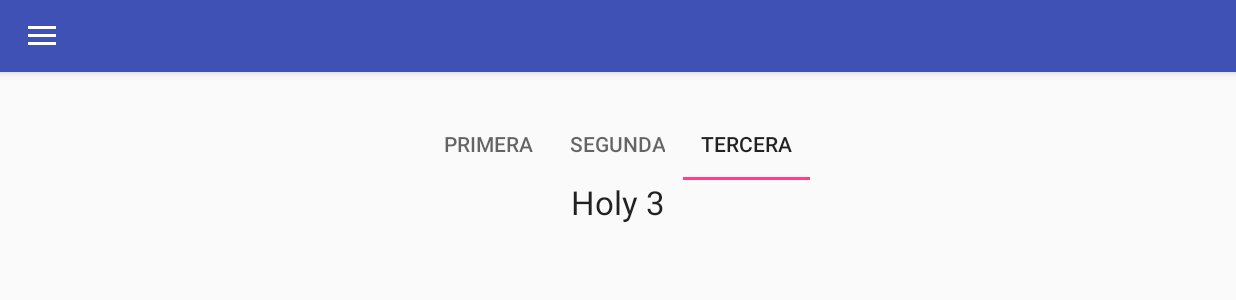
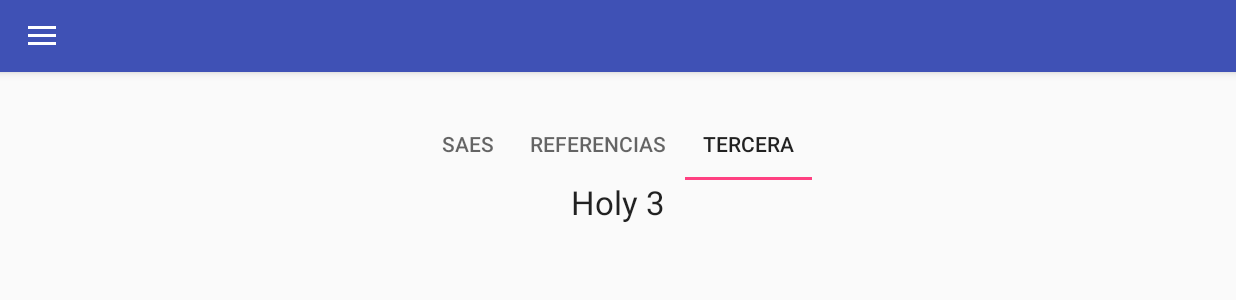
Before and after one commit to donxd/mipoli, an Android app: the screen it shows after launch (MainActivity), tab 3 chosen, on a phone screen of 824 x 412 dp (held sideways). Shown: the top 300 px of the screen. Run offline under Robolectric (Android 15) with nearby library versions, the light colour scheme and no system bars.

Commit message:
Avance control referencias - diccionarios

```diff
--- a/app/src/main/java/com/example/pruebas/interfaz2/JavaJs.java
+++ b/app/src/main/java/com/example/pruebas/interfaz2/JavaJs.java
@@ -1,23 +1,35 @@
 package com.example.pruebas.interfaz2;
 
 import android.util.Log;
-import android.view.View;
 import android.webkit.JavascriptInterface;
 import android.webkit.WebView;
-import android.widget.Spinner;
 
 /**
  * Created by pruebas on 8/09/16.
  */
 public class JavaJs {
 
+	private static JavaJs instancia;
+
 	private String contenido = "";
 	private boolean estadoBloqueado = false;
 	private int opcionNavegacion = 0;
 
 	private WebView pagina = null;
+	private WebView webReferencias = null;
 	private PrimeraSeccion primeraSeccion = null;
 	private PestaniasFragment pestanias = null;
+
+	private JavaJs (){
+	}
+
+	static {
+		instancia = new JavaJs();
+	}
+
+	public static JavaJs getInstancia (){
+		return instancia;
+	}
 
 	@JavascriptInterface
 	public void guardaContenido ( String contenido ){
@@ -95,5 +107,18 @@ public class JavaJs {
 		this.pestanias = pestanias;
 	}
 
+	@JavascriptInterface
+	public void verComentario ( String pagina ){
+		Log.i( "InfoEx-PuenteApp", "referencias - cargando : " + pagina );
+		if ( pestanias != null ){
+			( ( MainActivity ) pestanias.getActivity() ).muestraReferencias();
+			webReferencias.loadUrl( pagina );
+		}
+	}
+
+	public void setWebReferencias ( WebView webReferencias ){
+		this.webReferencias = webReferencias;
+		Log.i( "InfoEx-PuenteApp", "referencias - configurada" );
+	}
 
 }
--- a/app/src/main/java/com/example/pruebas/interfaz2/PestaniasFragment.java
+++ b/app/src/main/java/com/example/pruebas/interfaz2/PestaniasFragment.java
@@ -76,6 +76,7 @@ public class PestaniasFragment extends Fragment {
 
 		cargaPreferencias();
 		seccion1.setContext( context );
+		seccion2.setContext( context );
 	}
 
 	private void cargaPreferencias () {
@@ -96,6 +97,7 @@ public class PestaniasFragment extends Fragment {
 	public void configuraBarraHerramientas ( Spinner listaHerramientas ){
 		listaPlanteles = listaHerramientas;
 		seccion1.setControlPlanteles( listaPlanteles );
+		seccion2.setControlPlanteles( listaPlanteles );
 		//Spinner listaHerramientas = (Spinner) vistaPrincipal.findViewById( R.id.lista_herramientas );
 		listaHerramientas.setAdapter( getAdaptadorDatos() );
 		listaHerramientas.setOnItemSelectedListener( getEventoSeleccionPlantel() );
@@ -156,6 +158,7 @@ public class PestaniasFragment extends Fragment {
 
 	private void redirigePlantelPreferencia (){
 		seccion1.redirigePlantel();
+		seccion2.redirigePlantelReferencias();
 	}
 
 	private AdapterView.OnItemSelectedListener getEventoSeleccionAcceso (){
@@ -196,7 +199,7 @@ public class PestaniasFragment extends Fragment {
 						muestraAccesos();
 						break;
 					case 1:
-						ocultaPlanteles();
+						muestraPlanteles();
 						ocultaAccesos();
 						seccion2.revisaConexionInternet();
 						break;
@@ -314,8 +317,8 @@ public class PestaniasFragment extends Fragment {
 		@Override
 		public CharSequence getPageTitle ( int position ){
 			switch ( position ){
-				case 0: return "Primera";
-				case 1: return "Segunda";
+				case 0: return "SAES";
+				case 1: return "Referencias";
 				case 2: return "Tercera";
 			}
 
@@ -324,5 +327,16 @@ public class PestaniasFragment extends Fragment {
 
 	}
 
+	public ViewPager getViewPager (){
+		return viewPager;
+	}
+
+	public AdaptadorPestanias getAdaptadorPestanias (){
+		return adaptadorPestanias;
+	}
+
+	public void cambiaPestania ( int posicion ){
+		viewPager.setCurrentItem( posicion, false );
+	}
 
 }
--- a/app/src/main/java/com/example/pruebas/interfaz2/PrimeraSeccion.java
+++ b/app/src/main/java/com/example/pruebas/interfaz2/PrimeraSeccion.java
@@ -51,7 +51,8 @@ public class PrimeraSeccion extends Fragment {
 
 	private final String marcaLog = "InfoEx";
 	private final String rutaScript = "js/core.js";
-	private JavaJs javaJs = new JavaJs();
+	// private JavaJs javaJs = new JavaJs();
+	private JavaJs javaJs = JavaJs.getInstancia();
 	//private boolean inyeccionRealizada = false;
 
 	private FloatingActionButton botonFlotante;
--- a/app/src/main/java/com/example/pruebas/interfaz2/SegundaSeccion.java
+++ b/app/src/main/java/com/example/pruebas/interfaz2/SegundaSeccion.java
@@ -1,12 +1,18 @@
 package com.example.pruebas.interfaz2;
 
+import android.content.Context;
+import android.content.SharedPreferences;
 import android.os.AsyncTask;
 import android.os.Bundle;
+import android.preference.PreferenceManager;
 import android.support.annotation.Nullable;
 import android.support.v4.app.Fragment;
 import android.view.LayoutInflater;
 import android.view.View;
 import android.view.ViewGroup;
+import android.webkit.WebView;
+import android.webkit.WebViewClient;
+import android.widget.Spinner;
 import android.widget.TextView;
 
 import com.example.pruebas.interfaz2.R;
@@ -17,6 +23,13 @@ import java.net.UnknownHostException;
 public class SegundaSeccion extends Fragment {
 
 	private View vista = null;
+	private static boolean paginaConfigurada = false;
+	private JavaJs javaJs = JavaJs.getInstancia();
+
+	private Context context;
+	private WebView pagina;
+	private SharedPreferences preferencias;
+	private Spinner controlListaPlanteles;
 
 	@Nullable
 	@Override
@@ -28,6 +41,53 @@ public class SegundaSeccion extends Fragment {
 	public void onViewCreated ( View view, Bundle savedInstanceState ){
 		vista = view;
 		vista.setTag( "s2" );
+
+		if ( !paginaConfigurada ){
+			cargaPaginaReferencias();
+			paginaConfigurada = true;
+		}
+	}
+
+	public void cargaPaginaReferencias (){
+
+		cargaPreferencias();
+
+		String paginaCargar = getPaginaCargar();
+
+		pagina = (WebView) vista.findViewById( R.id.webReferencias );
+
+		pagina.getSettings().setBuiltInZoomControls( true );
+		pagina.getSettings().setSupportZoom( true );
+		pagina.getSettings().setJavaScriptEnabled( true );
+		pagina.setWebViewClient( new WebViewClient() );
+
+		// javaJs.setPrimeraSeccion( (PrimeraSeccion) this );
+		// javaJs.setPagina( pagina );
+		javaJs.setWebReferencias( pagina );
+		// pagina.addJavascriptInterface( javaJs, "androidJs" );
+
+		pagina.loadUrl( paginaCargar );
+	}
+
+	private void cargaPreferencias () {
+		preferencias = PreferenceManager.getDefaultSharedPreferences( this.context );
+	}
+
+	private String getPaginaCargar (){
+		String plantel = preferencias.getString( "plantel", "" );
+		if ( plantel.length() == 0 ) {
+			plantel = controlListaPlanteles.getSelectedItem().toString();
+		}
+
+		return String.format( "http://diccionariodemaestros.com/%s/", plantel.toLowerCase() );
+	}
+
+	public void setContext( Context context ){
+		this.context = context;
+	}
+
+	public void setControlPlanteles ( Spinner controlListaPlanteles ){
+		this.controlListaPlanteles = controlListaPlanteles;
 	}
 
 	public void revisaConexionInternet(){
@@ -66,5 +126,10 @@ public class SegundaSeccion extends Fragment {
 
 	}
 
+	public void redirigePlantelReferencias (){
+		String paginaCargar = getPaginaCargar();
+		pagina.loadUrl( paginaCargar );
+	}
+
 
 }
```
Also changed, not shown: app/src/main/java/com/example/pruebas/interfaz2/MainActivity.java (+9 -0 lines), app/src/main/res/layout/segunda_seccion.xml (+7 -2 lines), 1 other file.
